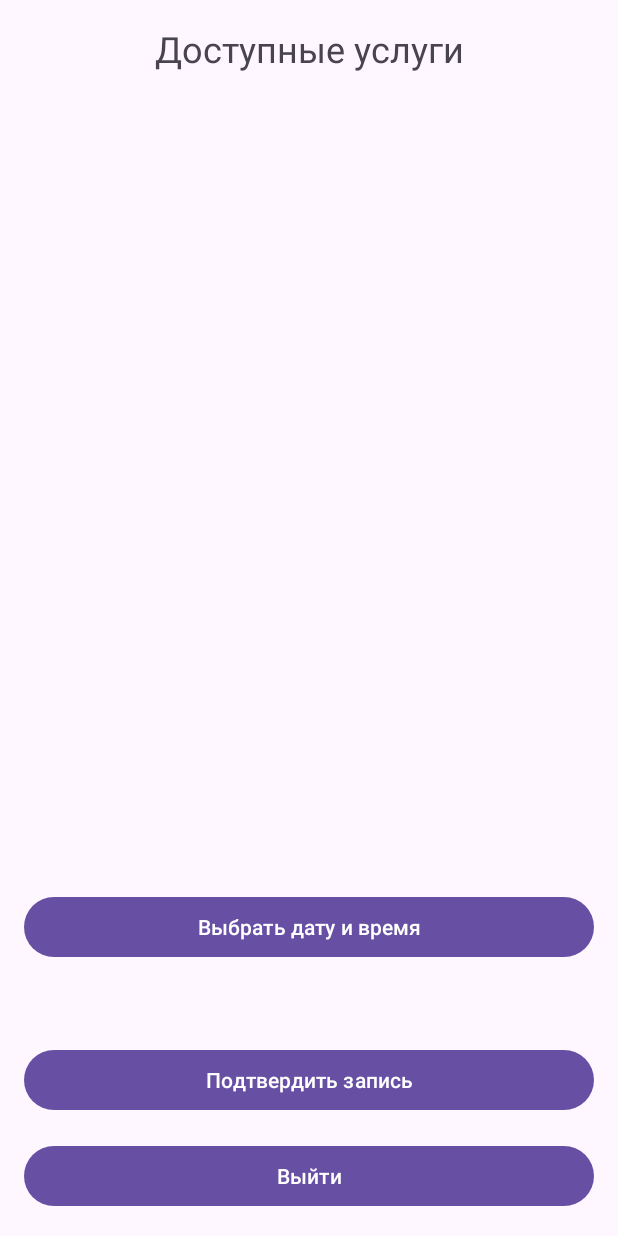
After one commit to TON618OFF/AndroidFirebasePW, an Android app: the layout activity_user.xml on its own in the app's theme, with its tools: preview values and no code run, on a phone screen of 412 x 824 dp. The commit adds this screen. Run offline under Robolectric (Android 15) with nearby library versions, the phone set to English and light mode, and no system bars.

Commit message:
vrode norm

```diff
--- a/app/src/main/AndroidManifest.xml
+++ b/app/src/main/AndroidManifest.xml
@@ -26,6 +26,7 @@
         <activity android:name=".ServiceManagementActivity" />
         <activity android:name=".UserManagementActivity" />
         <activity android:name=".RegistrationActivity" />
+        <activity android:name=".UserActivity" />
     </application>
 
 </manifest>
--- a/app/src/main/java/com/example/firebasepw/AdminDashboardActivity.java
+++ b/app/src/main/java/com/example/firebasepw/AdminDashboardActivity.java
@@ -25,12 +25,10 @@ public class AdminDashboardActivity extends AppCompatActivity {
 
         mAuth = FirebaseAuth.getInstance();
 
-        // Инициализация кнопок
         manageServicesButton = findViewById(R.id.manageServicesButton);
         manageUsersButton = findViewById(R.id.manageUsersButton);
         logoutButton = findViewById(R.id.logoutButton);
 
-        // Настройка обработчиков
         manageServicesButton.setOnClickListener(v -> {
             Intent intent = new Intent(this, ServiceManagementActivity.class);
             startActivity(intent);
--- a/app/src/main/java/com/example/firebasepw/AuthManager.java
+++ b/app/src/main/java/com/example/firebasepw/AuthManager.java
@@ -36,13 +36,11 @@ public class AuthManager {
                                 .document(user.getUid())
                                 .set(newUser)
                                 .addOnSuccessListener(aVoid -> {
-                                    // Обновляем токен после записи роли
                                     user.getIdToken(true).addOnSuccessListener(result -> {
                                         callback.onSuccess(user.getUid());
                                     });
                                 })
                                 .addOnFailureListener(e -> {
-                                    // Если не удалось записать в Firestore, удаляем пользователя из Authentication
                                     user.delete();
                                     callback.onError(e);
                                 });
--- a/app/src/main/java/com/example/firebasepw/EmployeeDashboardActivity.java
+++ b/app/src/main/java/com/example/firebasepw/EmployeeDashboardActivity.java
@@ -24,11 +24,9 @@ public class EmployeeDashboardActivity extends AppCompatActivity {
 
         mAuth = FirebaseAuth.getInstance();
 
-        // Инициализация кнопок
         manageServicesButton = findViewById(R.id.manageServicesButton);
         logoutButton = findViewById(R.id.logoutButton);
 
-        // Настройка обработчиков
         manageServicesButton.setOnClickListener(v -> {
             Intent intent = new Intent(this, ServiceManagementActivity.class);
             startActivity(intent);
--- a/app/src/main/java/com/example/firebasepw/FirebaseHelper.java
+++ b/app/src/main/java/com/example/firebasepw/FirebaseHelper.java
@@ -46,7 +46,6 @@ public class FirebaseHelper {
     }
 
     private boolean isAdmin() {
-        // Здесь должна быть проверка роли, например:
-        return true; // Упрощенная версия, в реальном приложении нужно проверять роль
+        return true;
     }
 }
--- a/app/src/main/java/com/example/firebasepw/LogEntry.java
+++ b/app/src/main/java/com/example/firebasepw/LogEntry.java
@@ -15,7 +15,6 @@ public class LogEntry {
         this.timestamp = timestamp;
     }
 
-    // Геттеры и сеттеры
     public String getId() { return id; }
     public void setId(String id) { this.id = id; }
     public String getAdminId() { return adminId; }
--- a/app/src/main/java/com/example/firebasepw/RegistrationActivity.java
+++ b/app/src/main/java/com/example/firebasepw/RegistrationActivity.java
@@ -41,7 +41,7 @@ public class RegistrationActivity extends AppCompatActivity {
         String email = emailEditText.getText().toString().trim();
         String password = passwordEditText.getText().toString().trim();
         String name = nameEditText.getText().toString().trim();
-        String role = roleEditText.getText().toString().trim();
+        String role = roleEditText.getText().toString().trim().toLowerCase();
 
         if (TextUtils.isEmpty(email)) {
             emailEditText.setError("Введите email");
@@ -59,8 +59,8 @@ public class RegistrationActivity extends AppCompatActivity {
             nameEditText.setError("Введите имя");
             return;
         }
-        if (!role.equals("admin") && !role.equals("employee")) {
-            roleEditText.setError("Роль должна быть 'admin' или 'employee'");
+        if (!role.equals("admin") && !role.equals("employee") && !role.equals("user")) {
+            roleEditText.setError("Роль должна быть 'admin', 'employee' или 'user'");
             return;
         }
 
--- a/app/src/main/java/com/example/firebasepw/Service.java
+++ b/app/src/main/java/com/example/firebasepw/Service.java
@@ -17,7 +17,6 @@ public class Service {
         this.price = price;
     }
 
-    // Геттеры и сеттеры
     public String getId() { return id; }
     public void setId(String id) { this.id = id; }
     public String getName() { return name; }
--- a/app/src/main/java/com/example/firebasepw/ServiceManagementActivity.java
+++ b/app/src/main/java/com/example/firebasepw/ServiceManagementActivity.java
@@ -41,9 +41,8 @@ public class ServiceManagementActivity extends AppCompatActivity {
         firebaseHelper = new FirebaseHelper();
         serviceList = new ArrayList<>();
         categories = new ArrayList<>();
-        categories.add("Все категории"); // Добавляем опцию для отображения всех услуг
+        categories.add("Все категории");
 
-        // Инициализация UI
         servicesRecyclerView = findViewById(R.id.servicesRecyclerView);
         searchEditText = findViewById(R.id.searchEditText);
         categorySpinner = findViewById(R.id.categorySpinner);
--- a/app/src/main/java/com/example/firebasepw/User.java
+++ b/app/src/main/java/com/example/firebasepw/User.java
@@ -15,7 +15,6 @@ public class User {
         this.name = name;
     }
 
-    // Геттеры и сеттеры
     public String getId() { return id; }
     public void setId(String id) { this.id = id; }
     public String getEmail() { return email; }
--- a/app/src/main/res/layout/activity_registration.xml
+++ b/app/src/main/res/layout/activity_registration.xml
@@ -32,7 +32,7 @@
         android:id="@+id/roleEditText"
         android:layout_width="match_parent"
         android:layout_height="wrap_content"
-        android:hint="Роль (admin/employee)"
+        android:hint="Роль (admin/employee/user)"
         android:layout_marginBottom="16dp"/>
 
     <Button
--- /dev/null
+++ b/app/src/main/res/layout/activity_user.xml
@@ -0,0 +1,51 @@
+<?xml version="1.0" encoding="utf-8"?>
+<LinearLayout xmlns:android="http://schemas.android.com/apk/res/android"
+    android:layout_width="match_parent"
+    android:layout_height="match_parent"
+    android:orientation="vertical"
+    android:padding="16dp">
+
+    <TextView
+        android:layout_width="match_parent"
+        android:layout_height="wrap_content"
+        android:text="Доступные услуги"
+        android:textSize="24sp"
+        android:gravity="center"
+        android:layout_marginBottom="16dp"/>
+
+    <androidx.recyclerview.widget.RecyclerView
+        android:id="@+id/servicesRecyclerView"
+        android:layout_width="match_parent"
+        android:layout_height="0dp"
+        android:layout_weight="1"/>
+
+    <Button
+        android:id="@+id/selectDateTimeButton"
+        android:layout_width="match_parent"
+        android:layout_height="wrap_content"
+        android:text="Выбрать дату и время"
+        android:layout_marginTop="16dp"/>
+
+    <TextView
+        android:id="@+id/selectedDateTimeTextView"
+        android:layout_width="match_parent"
+        android:layout_height="wrap_content"
+        android:text=""
+        android:textSize="16sp"
+        android:layout_marginTop="16dp"/>
+
+    <Button
+        android:id="@+id/confirmAppointmentButton"
+        android:layout_width="match_parent"
+        android:layout_height="wrap_content"
+        android:text="Подтвердить запись"
+        android:layout_marginTop="16dp"/>
+
+    <Button
+        android:id="@+id/logoutButton"
+        android:layout_width="match_parent"
+        android:layout_height="wrap_content"
+        android:text="Выйти"
+        android:layout_marginTop="16dp"/>
+
+</LinearLayout>
```
Also changed, not shown: app/src/main/java/com/example/firebasepw/Appointment.java (added, +34 -0 lines), app/src/main/java/com/example/firebasepw/MainActivity.java (+9 -3 lines), app/src/main/java/com/example/firebasepw/ServicesAdapter.java (+22 -7 lines), app/src/main/java/com/example/firebasepw/UserActivity.java (added, +185 -0 lines), app/src/main/res/layout/item_service_user.xml (added, +15 -0 lines).
